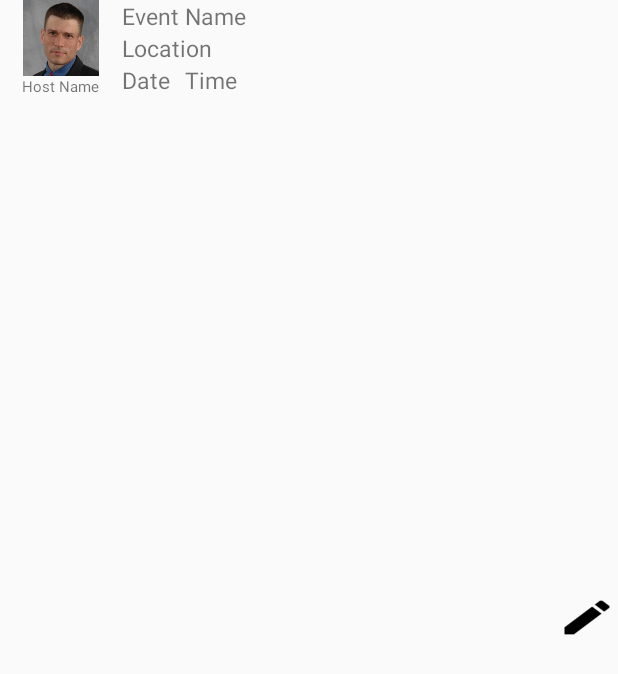
After one commit to HoldGM/MeetPoll_Project, an Android app: the layout cell_view.xml on its own in the app's theme, with its tools: preview values and no code run, on a phone screen of 412 x 824 dp. The commit adds this screen. Shown: the top 674 px of the screen. Run offline under Robolectric (Android 15) with nearby library versions, the phone set to English and light mode, and no system bars.

Commit message:
list view almsot done

```diff
--- a/MeetPoll/app/src/main/res/layout/activity_new_event.xml
+++ b/MeetPoll/app/src/main/res/layout/activity_new_event.xml
@@ -45,7 +45,7 @@
         android:layout_marginTop="@dimen/activity_vertical_margin"
         android:paddingLeft="40sp"
         android:paddingRight="40sp"/>
-    <LinearLayout
+ <!--   <LinearLayout
         android:layout_width="match_parent"
         android:layout_height="wrap_content"
         android:orientation="horizontal"
@@ -73,7 +73,7 @@
             android:text ="0 mi"
             android:textSize="@dimen/event_text_size"
             android:id="@+id/radius_value"/>
-    </LinearLayout>
+    </LinearLayout>-->
     <LinearLayout
         android:layout_width="match_parent"
         android:layout_height="wrap_content"
@@ -109,7 +109,7 @@
             android:layout_weight=".8"
             android:layout_height="wrap_content"
             android:drawableEnd="@android:drawable/arrow_down_float"
-            android:drawableRight="@android:drawable/arrow_down_float"
+            android:drawableRight="@android:drawable/sym_call_incoming"
             android:onClick="showTimePickerDialog"
             />
     </LinearLayout>
--- /dev/null
+++ b/MeetPoll/app/src/main/res/layout/cell_view.xml
@@ -0,0 +1,77 @@
+<?xml version="1.0" encoding="utf-8"?>
+<LinearLayout xmlns:android="http://schemas.android.com/apk/res/android"
+    android:orientation="horizontal"
+    android:layout_width="match_parent"
+    android:layout_height="match_parent">
+
+    <LinearLayout
+        android:layout_width="0dp"
+        android:layout_weight=".2"
+        android:layout_height="?android:attr/listPreferredItemHeight"
+        android:orientation="vertical">
+        <ImageView
+            android:id="@+id/host_image"
+            android:layout_width="match_parent"
+            android:layout_height="0dp"
+            android:layout_weight=".8"
+            android:src="@drawable/default_image"/>
+        <TextView
+            android:id="@+id/list_event_host"
+            android:layout_width="wrap_content"
+            android:layout_height="0dp"
+            android:layout_weight=".2"
+            android:textSize="10dp"
+            android:text="Host Name"
+            android:layout_gravity="center"/>
+
+    </LinearLayout>
+    <LinearLayout
+        android:layout_width="0dp"
+        android:layout_weight=".7"
+        android:layout_height="match_parent"
+        android:orientation="vertical"
+        android:layout_marginRight="5dp">
+
+        <TextView
+            android:id="@+id/list_event_name"
+            android:layout_width="match_parent"
+            android:layout_height="wrap_content"
+            android:textSize="15dp"
+            android:text="Event Name"
+            android:singleLine="true"/>
+
+        <TextView
+            android:id="@+id/list_location"
+            android:layout_width="match_parent"
+            android:layout_height="wrap_content"
+            android:textSize="15dp"
+            android:text="Location"
+            android:singleLine="true"/>
+        <LinearLayout
+            android:layout_width="wrap_content"
+            android:layout_height="wrap_content">
+            <TextView
+                android:id="@+id/list_event_date"
+                android:layout_width="wrap_content"
+                android:layout_height="wrap_content"
+                android:layout_marginRight="10dp"
+                android:text="Date"
+                android:textSize="15dp"/>
+            <TextView
+                android:id="@+id/list_time"
+                android:layout_width="wrap_content"
+                android:layout_height="wrap_content"
+                android:textSize="15dp"
+                android:text="Time"/>
+        </LinearLayout>
+
+    </LinearLayout>
+    <Button
+        android:id="@+id/edit_event"
+        android:layout_width="0dp"
+        android:layout_weight=".1"
+        android:layout_height="30dp"
+        android:background="@drawable/ic_edit_black_18dp"
+        android:layout_gravity="center"/>
+
+</LinearLayout>
--- a/MeetPoll/app/src/main/res/values/strings.xml
+++ b/MeetPoll/app/src/main/res/values/strings.xml
@@ -24,4 +24,5 @@
     <string name="rating">Rating</string>
     <string name="title_activity_search_results">Map</string>
     <string name="gps_request_descript">This app requires GPS location service.</string>
+    <string name="send_event">Send Event</string>
 </resources>
```
Also changed, not shown: MeetPoll/app/src/main/java/odb234/meetpoll/DatabaseConnector.java (+9 -32 lines), MeetPoll/app/src/main/java/odb234/meetpoll/MainActivity.java (+17 -9 lines), MeetPoll/app/src/main/java/odb234/meetpoll/NewEventActivity.java (+23 -22 lines), MeetPoll/app/src/main/java/odb234/meetpoll/SearchResultsActivity.java (+23 -4 lines), MeetPoll/app/src/main/java/odb234/meetpoll/SettingsActivity.java (+13 -1 lines), MeetPoll/app/src/main/res/menu/map_menu.xml (added, +15 -0 lines), MeetPoll/app/src/main/res/drawable/default_image.png (added), MeetPoll/app/src/main/res/drawable/ic_edit_black_18dp.png (added), MeetPoll/app/src/main/res/drawable/ic_person_black_36dp.png (added), MeetPoll/app/src/main/res/drawable/ic_send_white_36dp.png (added).
